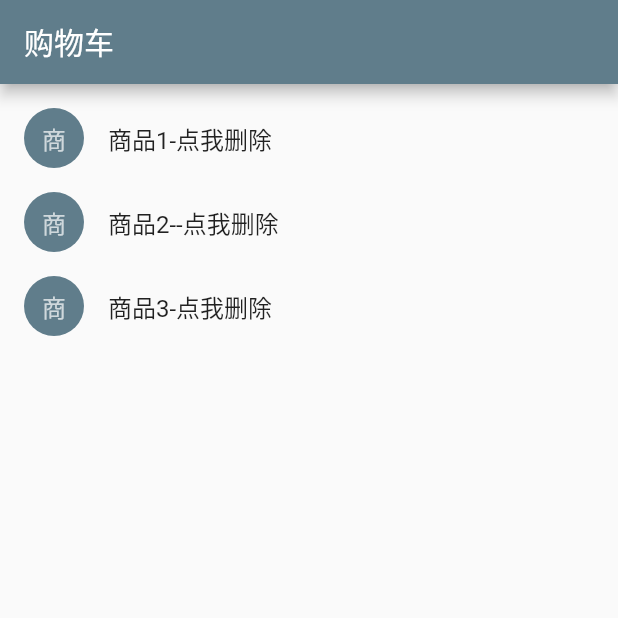
After one commit to g1258624735/flutter_app, a Flutter app: the ShoppingListWidget screen opened directly, on a phone screen of 412 x 824 dp, the top half of it. The commit adds this screen. Run offline on Flutter 3.47's test engine with Material 2 defaults, Android fonts, the phone set to English and light mode, and no system bars; our stand-ins replace transparent_image.

Commit message:
新增页面跳转

```diff
--- /dev/null
+++ b/lib/test3.dart
@@ -0,0 +1,133 @@
+import 'package:flutter/material.dart';
+
+class Test3App extends StatelessWidget {
+  // This widget is the root of your application.
+  @override
+  Widget build(BuildContext context) {
+    return new MaterialApp(
+      title: 'Flutter Demo',
+      theme: new ThemeData(
+        // This is the theme of your application.
+        //
+        // Try running your application with "flutter run". You'll see the
+        // application has a blue toolbar. Then, without quitting the app, try
+        // changing the primarySwatch below to Colors.green and then invoke
+        // "hot reload" (press "r" in the console where you ran "flutter run",
+        // or press Run > Flutter Hot Reload in IntelliJ). Notice that the
+        // counter didn't reset back to zero; the application is not restarted.
+        primarySwatch: Colors.blue,
+      ),
+      home: new ShoppingListWidget(
+        products: [
+          new Product(name: "商品1-点我删除"),
+          new Product(name: "商品2--点我删除"),
+          new Product(name: "商品3-点我删除")
+        ],
+      ),
+    );
+  }
+}
+
+/// 数据模型
+class Product {
+  const Product({this.name});
+
+  final String name;
+}
+
+/// 回调接口   在 dart 里面 函数也是一个对象 。
+/// 类似于下面的例子  typedef 只是标记这个是一个函数类型 并不会关注函数具体名称是什么 只会关注函数所传的参数和返回值 。
+//typedef Predicate<E> = bool Function(E element);
+typedef void CartChangedCallback(Product product, bool inCart);
+
+/// 列表 item;
+class ShoppingListItem extends StatelessWidget {
+  final Product product;
+  final bool inCart;
+  final CartChangedCallback onCartChanged;
+
+  ShoppingListItem({
+    Product product,
+    this.inCart,
+    this.onCartChanged,
+  })  : product = product,
+        super(key: new ObjectKey(product));
+
+  Color _getColor(BuildContext context) {
+    return inCart ? Colors.black54 : Theme.of(context).primaryColor;
+  }
+
+  TextStyle _getTextStyle(BuildContext context) {
+    if (!inCart) return null;
+    return new TextStyle(
+      color: Colors.black54,
+      decoration: TextDecoration.lineThrough,
+    );
+  }
+
+  @override
+  Widget build(BuildContext context) {
+    return new ListTile(
+      onTap: () {
+        onCartChanged(product, !inCart);
+      },
+      leading: new CircleAvatar(
+        backgroundColor: _getColor(context),
+        child: new Text(product.name[0]),
+      ),
+      title: new Text(
+        product.name,
+        style: _getTextStyle(context),
+      ),
+    );
+  }
+}
+
+class ShoppingListWidget extends StatefulWidget {
+  ///如果没有key，当前构建中的第一个条目将始终与前一个构建中的第一个条目同步，即使在语义上，列表中的第一个条目如果滚动出屏幕，那么它将不会再在窗口中可见。
+  ///通过给列表中的每个条目分配为“语义” key，无限列表可以更高效，
+  /// 因为框架将同步条目与匹配的语义key并因此具有相似（或相同）的可视外观。
+  /// 此外，语义上同步条目意味着在有状态子widget中，
+  ///保留的状态将附加到相同的语义条目上，而不是附加到相同数字位置上的条目。
+  ShoppingListWidget({Key key, this.products}) : super(key: key);
+  final List<Product> products;
+
+  @override
+  State<StatefulWidget> createState() {
+    // TODO: implement createState
+    return new _ShoppingListState();
+  }
+}
+
+class _ShoppingListState extends State<ShoppingListWidget> {
+  Set<Product> _shoppingCart = new Set<Product>();
+
+  void _handleCartChanged(Product product, bool inCart) {
+    setState(() {
+      if (inCart) {
+        _shoppingCart.add(product);
+      } else {
+        _shoppingCart.remove(product);
+      }
+    });
+  }
+
+  @override
+  Widget build(BuildContext context) {
+    // TODO: implement build
+    return new Scaffold(
+      appBar: new AppBar(
+        title: new Text("购物车"),
+      ),
+      body: new ListView(
+        padding: new EdgeInsets.symmetric(vertical: 8.0),
+        children: widget.products.map((Product product) {
+          return new ShoppingListItem(
+              product: product,
+              inCart: _shoppingCart.contains(product),
+              onCartChanged: _handleCartChanged);
+        }).toList(),
+      ),
+    );
+  }
+}
--- a/pubspec.yaml
+++ b/pubspec.yaml
@@ -6,6 +6,7 @@ dependencies:
     sdk: flutter
   cupertino_icons: ^0.1.0
   english_words: ^3.1.0
+  transparent_image: ^0.1.0
   # The following adds the Cupertino Icons font to your application.
   # Use with the CupertinoIcons class for iOS style icons.
 
```
Also changed, not shown: lib/main.dart (+67 -47 lines), lib/test2.dart (+137 -59 lines), 1 other file.
